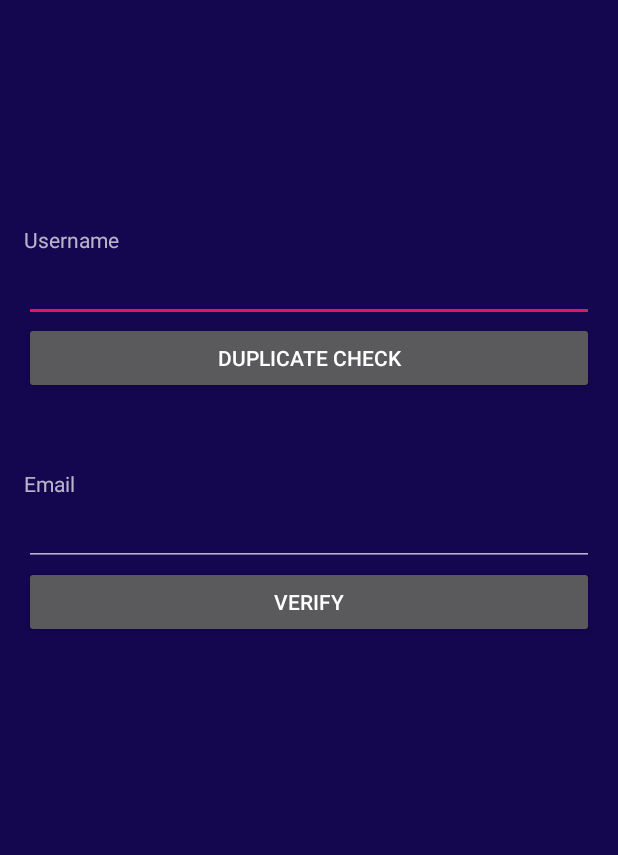
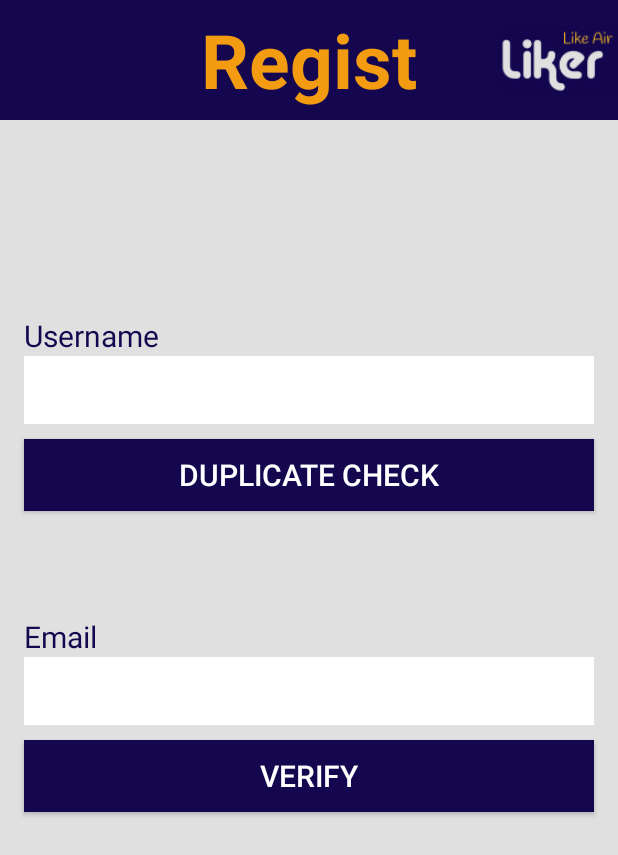
Before and after one commit to ShyFriends/LIKER, an Android app: the layout activity_login.xml on its own in the app's theme, with its tools: preview values and no code run, on a phone screen of 412 x 824 dp. Shown: the top 855 px of the screen. Run offline under Robolectric (Android 15) with nearby library versions, the phone set to English and light mode, and no system bars.

Commit message:
activity_login.xml

```diff
--- a/android/LikeAir/app/src/main/res/layout/activity_login.xml
+++ b/android/LikeAir/app/src/main/res/layout/activity_login.xml
@@ -6,55 +6,107 @@
     android:layout_height="match_parent"
     android:orientation="vertical"
     tools:context=".MainActivity"
-    android:background="#14064f"
-    android:paddingRight="16dp"
-    android:paddingLeft="16dp">
+    android:background="#e0e0e0"
+>
 
-    <Space
+    <RelativeLayout
         android:layout_width="match_parent"
-        android:layout_height="150dp" />
+        android:layout_height="80dp"
+        android:orientation="horizontal"
+        android:background="#14064f">
+
+
+        <TextView
+            android:id="@+id/textView4"
+            android:layout_width="wrap_content"
+            android:layout_height="wrap_content"
+            android:layout_weight="1"
+            android:layout_centerInParent="true"
+            android:text="Regist"
+            android:textColor="#f39c12"
+            android:textSize="50dp"
+            android:textStyle="bold"
+
+            />
+
+        <ImageView
+            android:id="@+id/imageView5"
+            android:layout_width="80dp"
+            android:layout_height="match_parent"
+            android:layout_weight="1"
+            android:src="@mipmap/liker_origin"
+            android:layout_alignParentRight="true"
+             />
+    </RelativeLayout>
 
     <TextView
         android:id="@+id/textView2"
         android:layout_width="match_parent"
         android:layout_height="wrap_content"
-        android:text="Username" />
+        android:layout_marginTop="130dp"
+        android:layout_marginRight="16dp"
+        android:layout_marginLeft="16dp"
+        android:text="Username"
+        android:textSize="20dp"
+        android:textColor="#14064f"
+
+         />
 
     <EditText
         android:id="@+id/editText2"
         android:layout_width="match_parent"
-        android:layout_height="wrap_content"
+        android:layout_height="45dp"
+        android:layout_marginBottom="10dp"
+        android:layout_marginRight="16dp"
+        android:layout_marginLeft="16dp"
+        android:background="#ffffff"
         android:ems="10"
         android:inputType="textPersonName"
-        android:text="" />
+        android:text=""
+        />
 
     <Button
         android:id="@+id/button2"
         android:layout_width="match_parent"
         android:layout_height="wrap_content"
-        android:text="Duplicate Check" />
-
-    <Space
-        android:layout_width="match_parent"
-        android:layout_height="50dp" />
+        android:layout_marginRight="16dp"
+        android:layout_marginLeft="16dp"
+        android:background="#14064f"
+        android:text="Duplicate Check"
+        android:textSize="20dp"
+        />
 
     <TextView
         android:id="@+id/textView3"
         android:layout_width="match_parent"
         android:layout_height="wrap_content"
-        android:text="Email" />
+        android:layout_marginRight="16dp"
+        android:layout_marginLeft="16dp"
+        android:layout_marginTop="70dp"
+        android:text="Email"
+        android:textSize="20dp"
+        android:textColor="#14064f"/>
 
     <EditText
         android:id="@+id/editText4"
         android:layout_width="match_parent"
-        android:layout_height="wrap_content"
+        android:layout_height="45dp"
+        android:layout_marginBottom="10dp"
+        android:layout_marginRight="16dp"
+        android:layout_marginLeft="16dp"
+        android:background="#ffffff"
         android:ems="10"
-        android:inputType="textPersonName"
-        android:text="" />
+        android:inputType="textEmailAddress"
+        android:text=""
+        />
 
     <Button
         android:id="@+id/button3"
         android:layout_width="match_parent"
         android:layout_height="wrap_content"
-        android:text="Verify" />
+        android:layout_marginRight="16dp"
+        android:layout_marginLeft="16dp"
+        android:background="#14064f"
+        android:text="Verify"
+        android:textSize="20dp"/>
 </LinearLayout>
```
